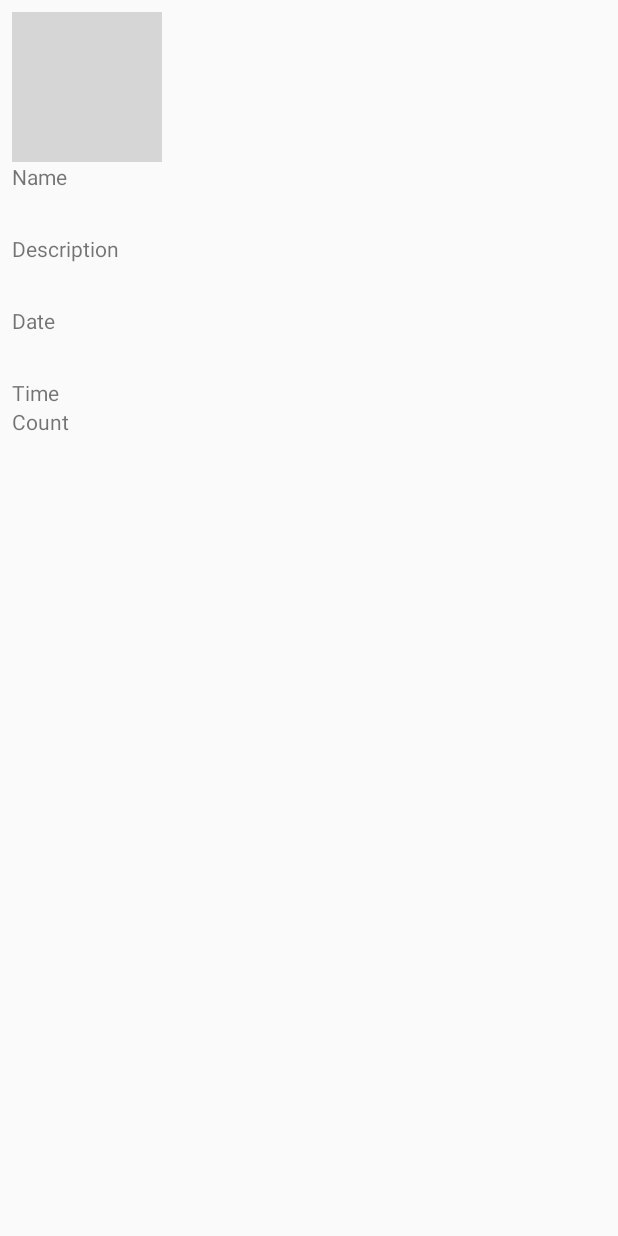
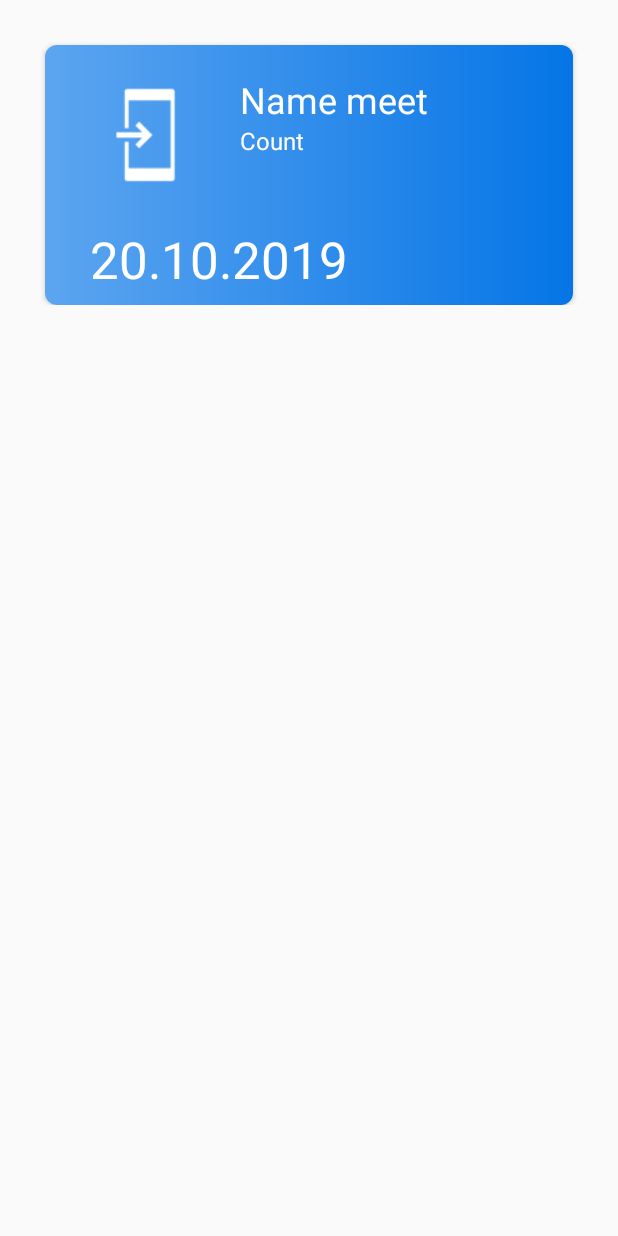
Before and after one commit to Axiks/MeetApp, an Android app: the layout meet_item_view.xml on its own in the app's theme, with its tools: preview values and no code run, on a phone screen of 412 x 824 dp. Run offline under Robolectric (Android 15) with nearby library versions, the phone set to English and light mode, and no system bars; grey boxes are pictures that could not be loaded.

Commit message:
Design list

```diff
--- a/app/src/main/java/com/example/meatrow/MainActivity.java
+++ b/app/src/main/java/com/example/meatrow/MainActivity.java
@@ -33,7 +33,6 @@ import java.util.jar.Attributes;
 
 public class MainActivity extends AppCompatActivity {
     public MeetAdapter meetAdapter;
-    public FirebaseAuth mAuth;
     public DatabaseReference myRef;
     public FirebaseDatabase database;
     public RecyclerView numbersList;
@@ -52,8 +51,6 @@ public class MainActivity extends AppCompatActivity {
         numbersList = (RecyclerView) findViewById(R.id.recView);
         LinearLayoutManager layoutManager = new LinearLayoutManager(this);//Виводимо у вигляді списку
         numbersList.setLayoutManager(layoutManager);
-
-        mAuth = FirebaseAuth.getInstance();
 
         FirebaseDatabase database = FirebaseDatabase.getInstance();
         myRef = database.getReference("Meets");
--- /dev/null
+++ b/app/src/main/res/drawable/bg.xml
@@ -0,0 +1,6 @@
+<?xml version="1.0" encoding="utf-8"?>
+<shape xmlns:android="http://schemas.android.com/apk/res/android">
+<gradient android:startColor="#5ca5f0"
+    android:endColor="#0575e6"></gradient>
+
+</shape>
--- a/app/src/main/res/layout/activity_main.xml
+++ b/app/src/main/res/layout/activity_main.xml
@@ -14,7 +14,8 @@
         <android.support.v7.widget.RecyclerView
             android:id="@+id/recView"
             android:layout_width="match_parent"
-            android:layout_height="477dp">
+            android:layout_height="477dp"
+            android:clipToPadding="true">
 
         </android.support.v7.widget.RecyclerView>
 
@@ -26,7 +27,7 @@
 
         <Button
             android:id="@+id/button4"
-            android:layout_width="428dp"
+            android:layout_width="match_parent"
             android:layout_height="wrap_content"
             android:onClick="loginActivity"
             android:text="Login" />
--- a/app/src/main/res/layout/activity_meet_profile.xml
+++ b/app/src/main/res/layout/activity_meet_profile.xml
@@ -105,12 +105,6 @@
                 android:layout_height="wrap_content"
                 tools:srcCompat="@tools:sample/avatars[3]" />
 
-            <Button
-                android:id="@+id/btnUpload"
-                android:layout_width="match_parent"
-                android:layout_height="wrap_content"
-                android:text="Image Upload" />
-
             <TextView
                 android:id="@+id/textView20"
                 android:layout_width="match_parent"
--- a/app/src/main/res/layout/meet_item_view.xml
+++ b/app/src/main/res/layout/meet_item_view.xml
@@ -3,55 +3,96 @@
     xmlns:app="http://schemas.android.com/apk/res-auto"
     xmlns:tools="http://schemas.android.com/tools"
     android:layout_width="match_parent"
-    android:layout_height="300dp"
-    android:padding="8dp"
+    android:layout_height="wrap_content"
     android:orientation="vertical"
-    android:elevation="12dp"
-    app:cardCornerRadius="40dp">
+    tools:context=".MainActivity">
 
+    <android.support.v7.widget.CardView
+        android:layout_width="match_parent"
+        android:layout_height="173dp"
+        android:layout_marginLeft="30dp"
+        android:layout_marginTop="30dp"
+        android:layout_marginRight="30dp"
+        app:cardCornerRadius="8dp">
 
+        <LinearLayout
+            android:layout_width="match_parent"
+            android:layout_height="match_parent"
+            android:orientation="vertical"
+            android:background="@drawable/bg">
+
+            <LinearLayout
+                android:layout_width="match_parent"
+                android:layout_height="wrap_content"
+                android:layout_marginLeft="30dp"
+                android:layout_marginTop="20dp"
+                android:layout_marginRight="30dp"
+                android:orientation="horizontal">
+
+                <RelativeLayout
+                    android:layout_width="wrap_content"
+                    android:layout_height="wrap_content">
+
+                    <RelativeLayout
+                        android:layout_width="wrap_content"
+                        android:layout_height="wrap_content">
 
                         <ImageView
                             android:id="@+id/meet_avatar_view"
-        android:layout_width="100dp"
-        android:layout_height="100dp"
-        tools:srcCompat="@tools:sample/avatars"
-        android:scaleType="centerCrop"
-        />
+                            android:layout_width="80dp"
+                            android:layout_height="80dp"
+                            android:layout_alignParentLeft="true"
+                            android:layout_marginRight="20dp"
+                            android:src="@drawable/common_full_open_on_phone" />
+                    </RelativeLayout>
+
+                </RelativeLayout>
+
+                <LinearLayout
+                    android:layout_width="wrap_content"
+                    android:layout_height="wrap_content"
+                    android:orientation="vertical">
 
                     <TextView
                         android:id="@+id/meet_name_view"
-        android:layout_width="match_parent"
-        android:layout_height="48dp"
-        android:layout_toEndOf="@+id/meet_avatar_view"
-        android:layout_toRightOf="@+id/meet_avatar_view"
-        android:text="Name" />
+                        android:layout_width="wrap_content"
+                        android:layout_height="wrap_content"
+                        android:text="Name meet"
+                        android:textColor="@color/common_google_signin_btn_text_dark_default"
+                        android:textSize="24dp" />
 
                     <TextView
-        android:id="@+id/meet_description_view"
+                        android:id="@+id/meet_count_view"
+                        android:layout_width="wrap_content"
+                        android:layout_height="wrap_content"
+                        android:text="Count"
+                        android:textColor="@color/common_google_signin_btn_text_dark_default"
+                        android:textSize="16dp" />
+                </LinearLayout>
+
+            </LinearLayout>
+
+            <LinearLayout
                 android:layout_width="match_parent"
-        android:layout_height="48dp"
-        android:layout_toEndOf="@+id/meet_avatar_view"
-        android:layout_toRightOf="@+id/meet_avatar_view"
-        android:text="Description" />
+                android:layout_height="match_parent"
+                android:layout_marginLeft="30dp"
+                android:layout_marginTop="20dp"
+                android:layout_marginRight="30dp"
+                android:orientation="horizontal">
 
                 <TextView
                     android:id="@+id/meet_date_view"
-        android:layout_width="match_parent"
-        android:layout_height="48dp"
-        android:layout_toEndOf="@+id/meet_avatar_view"
-        android:layout_toRightOf="@+id/meet_avatar_view"
-        android:text="Date" />
-
-    <TextView
-        android:id="@+id/meet_time_view"
-        android:layout_width="match_parent"
+                    android:layout_width="wrap_content"
                     android:layout_height="wrap_content"
-        android:text="Time" />
-    <TextView
-        android:id="@+id/meet_count_view"
-        android:layout_width="match_parent"
-        android:layout_height="wrap_content"
-        android:text="Count" />
+                    android:text="20.10.2019"
+                    android:textColor="@color/common_google_signin_btn_text_dark_default"
+                    android:textSize="34dp" />
 
             </LinearLayout>
+
+        </LinearLayout>
+
+
+    </android.support.v7.widget.CardView>
+
+</LinearLayout>
```
Also changed, not shown: app/src/main/java/com/example/meatrow/MeetAdapter.java (+49 -9 lines), app/src/main/java/com/example/meatrow/MeetProfile.java (+76 -50 lines), app/src/main/java/com/example/meatrow/Participant.java (added, +28 -0 lines), app/build.gradle (line endings or trailing spaces). Lines whose indentation alone changed are shown as unchanged.
